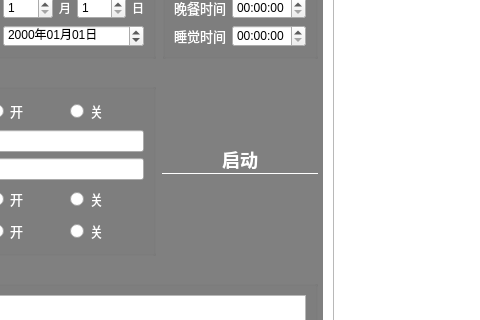
Before: the Qt Designer form hello_world/talk_to_girl/gui/gui.ui in WatsonJay/python_test, drawn with Qt 5; both pictures show x 85 to 565 and y 137 to 457 of the 816 by 672 pixel window.
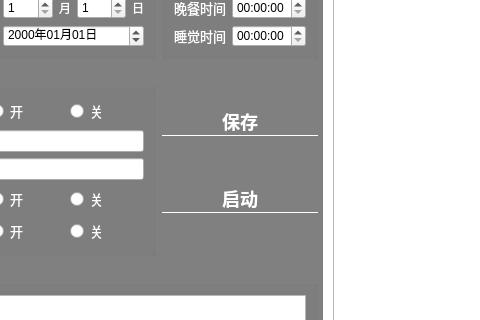
After: the same form once the commit is applied.

Diff of the .ui file:
```diff
--- a/hello_world/talk_to_girl/gui/gui.ui
+++ b/hello_world/talk_to_girl/gui/gui.ui
@@ -81,7 +81,7 @@
         <number>10</number>
        </property>
        <item>
-        <layout class="QGridLayout" name="gridLayout" rowstretch="1,1" columnstretch="2,1">
+        <layout class="QGridLayout" name="gridLayout" rowstretch="1,0" columnstretch="2,0">
          <item row="0" column="1">
           <widget class="QGroupBox" name="groupBox_2">
            <property name="font">
@@ -460,11 +460,22 @@
           </widget>
          </item>
          <item row="1" column="1">
-          <widget class="QPushButton" name="startUpButton">
-           <property name="text">
-            <string>启动</string>
-           </property>
-          </widget>
+          <layout class="QVBoxLayout" name="verticalLayout_6">
+           <item>
+            <widget class="QPushButton" name="saveButton">
+             <property name="text">
+              <string>保存</string>
+             </property>
+            </widget>
+           </item>
+           <item>
+            <widget class="QPushButton" name="startUpButton">
+             <property name="text">
+              <string>启动</string>
+             </property>
+            </widget>
+           </item>
+          </layout>
          </item>
         </layout>
        </item>
```
Left out of the diff: 352 changed lines with no effect on the pictures.
